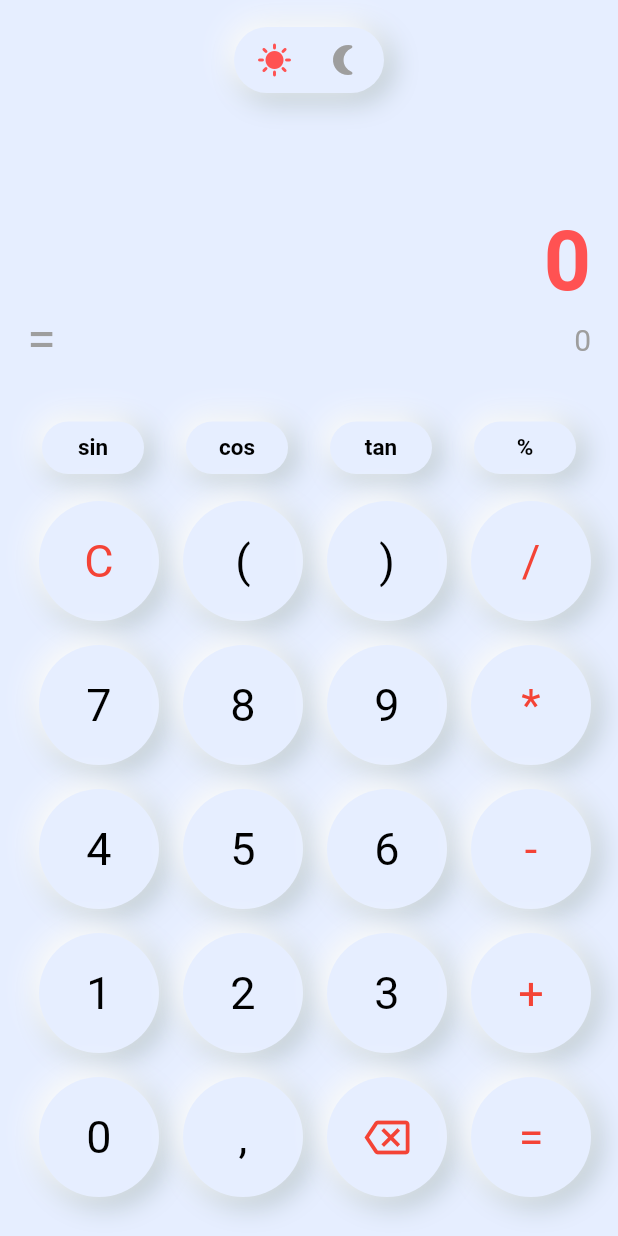
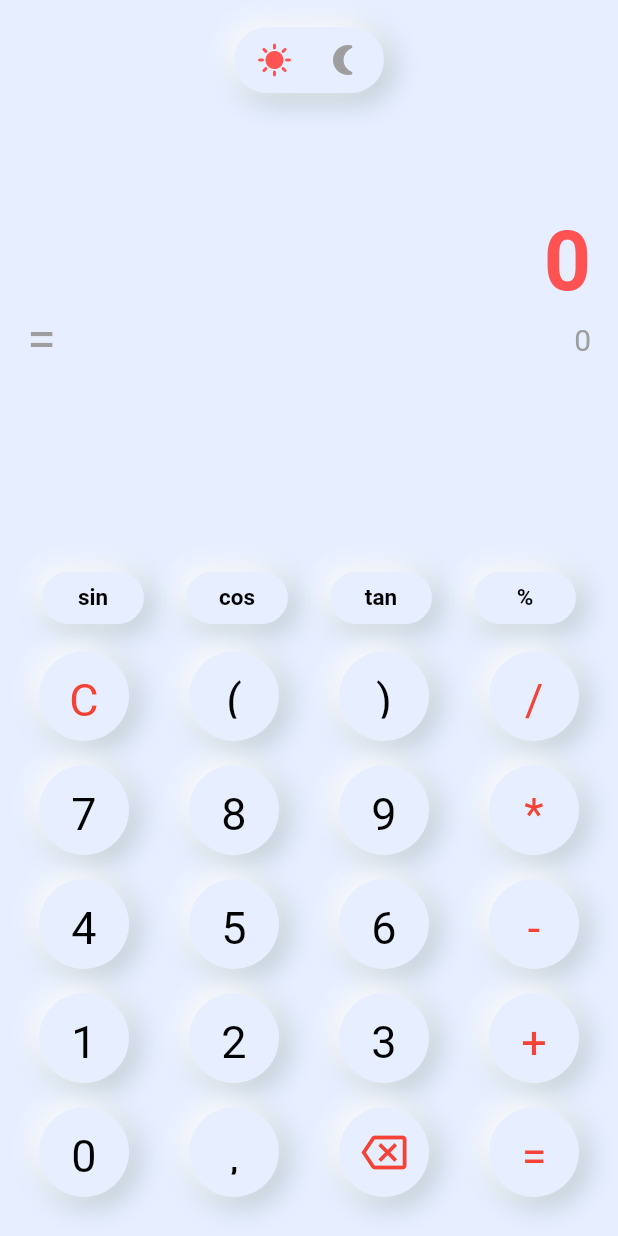
Before and after one commit to radhio-hoque/abacus, a Flutter app: the screen it shows after launch, on a phone screen of 412 x 824 dp. Run offline on Flutter 3.47's test engine with Material 2 defaults, Android fonts, the phone set to English and light mode, and no system bars; our stand-ins replace math_expressions.

```diff
--- a/lib/screens/homeAbacus.dart
+++ b/lib/screens/homeAbacus.dart
@@ -149,7 +149,7 @@ class _HomeAbacusState extends State<HomeAbacus> {
 
   _buttonRounded(
       {String? title,
-      double padding = 20.0,
+      double padding = 15.0,
       double borderRadius = 40.0,
       IconData? iconData,
       Color? iconColor,
```
